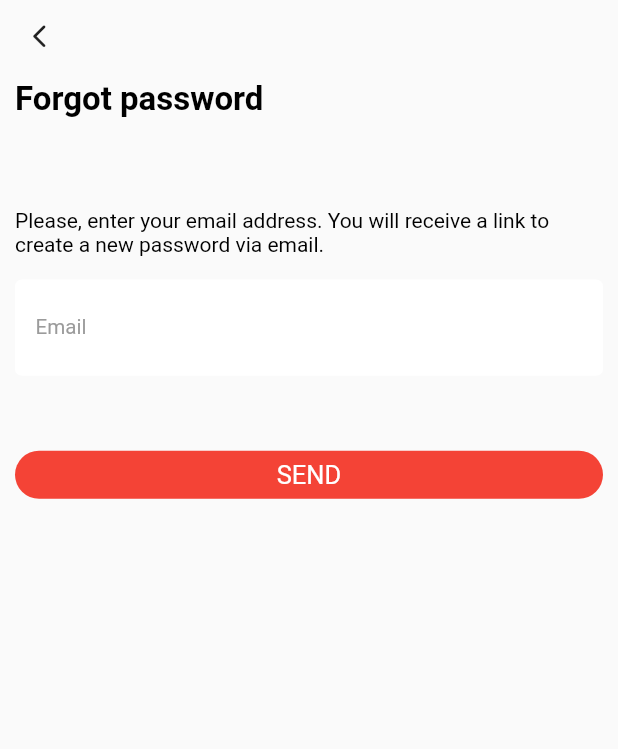
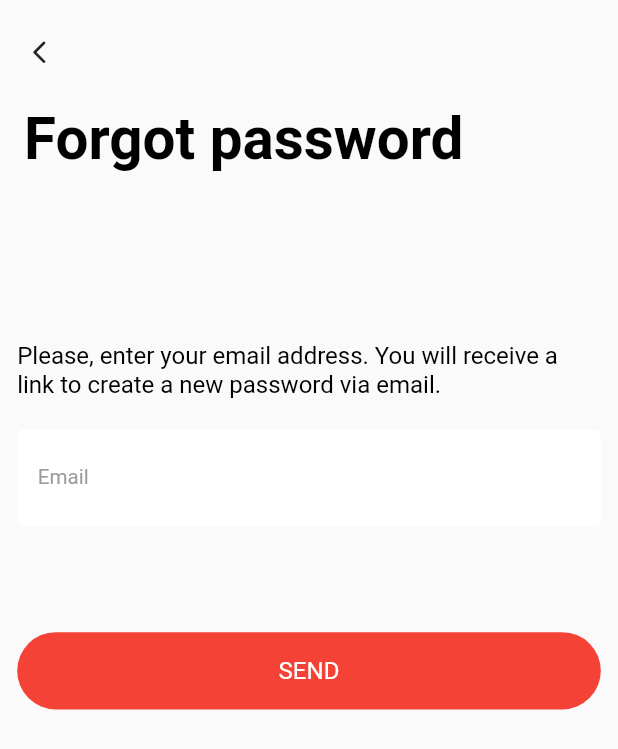
Before and after one commit to yasirbscs2020/e_commerce_app_fashion_sale, a Flutter app: the ForgotPasswordPage screen opened by its route, on a phone screen of 412 x 824 dp. Shown: the top 749 px of the screen. Run offline on Flutter 3.47's test engine with Material 2 defaults, Android fonts, the phone set to English and light mode, and no system bars; our stand-ins replace flutter_screenutil.

Commit message:
forgot pass word screen convert to responsve desig

```diff
--- a/lib/ui/anonymous/forgot_password.dart
+++ b/lib/ui/anonymous/forgot_password.dart
@@ -5,6 +5,7 @@ import 'package:e_commerce_app_fashion_sale/widgets/common/text_styles/cms_text_
 import 'package:e_commerce_app_fashion_sale/widgets/common/textboxes/cms_primary_text_box.dart';
 import 'package:e_commerce_app_fashion_sale/widgets/widgets/sized_box.dart';
 import 'package:flutter/material.dart';
+import 'package:flutter_screenutil/flutter_screenutil.dart';
 
 class ForgotPasswordPage extends StatelessWidget {
   const ForgotPasswordPage({Key? key}) : super(key: key);
@@ -18,36 +19,36 @@ class ForgotPasswordPage extends StatelessWidget {
             mainAxisAlignment: MainAxisAlignment.start,
             crossAxisAlignment: CrossAxisAlignment.start,
             children: [
-              cmsSizedBox(height: 15),
+              cmsSizedBox(height: 20.h),
               const CmsBackButton(),
               Padding(
-                padding: const EdgeInsets.only(
-                    left: 10, top: 20, right: 10, bottom: 30),
+                padding: EdgeInsets.only(
+                    left: 14.w, top: 20.h, bottom: 87.h, right: 14.h),
                 child: Text(
                   "Forgot password",
                   style: CmsTextStyle.getCustomTextStyle(
-                      fontSize: 22, fontWeight: FontWeight.bold),
+                      fontSize: 34.sp, fontWeight: FontWeight.bold),
                 ),
               ),
-              cmsSizedBox(height: 20),
               Padding(
-                padding: const EdgeInsets.only(left: 10, top: 10, right: 10),
+                padding: EdgeInsets.only(left: 10.w, right: 10.w),
                 child: Column(
                   children: [
                     Text(
                       "Please, enter your email address. You will receive a link to create a new password via email.",
-                      style: CmsTextStyle.getCustomTextStyle(fontSize: 14),
+                      style: CmsTextStyle.getCustomTextStyle(fontSize: 14.sp),
                     ),
-                    cmsSizedBox(height: 15),
+                    cmsSizedBox(height: 16.h),
                     const CmsTextBoxWidget(
                         hintText: "email", labelText: "Email"),
-                    cmsSizedBox(height: 50),
+                    cmsSizedBox(height: 55.h),
                     CmsPrimaryButton(
+                      height: 40.h,
                       text: "SEND",
                       color: ColorPathConstants.redColor,
                       textStyle: CmsTextStyle.getCustomTextStyle(
                         color: ColorPathConstants.whiteColor,
-                        fontSize: 17,
+                        fontSize: 14.sp,
                       ),
                       onButtonPressed: () {},
                     ),
```
